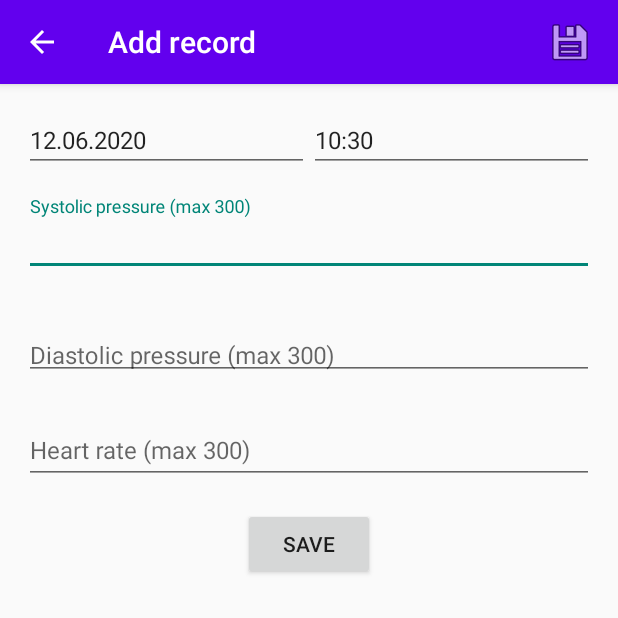
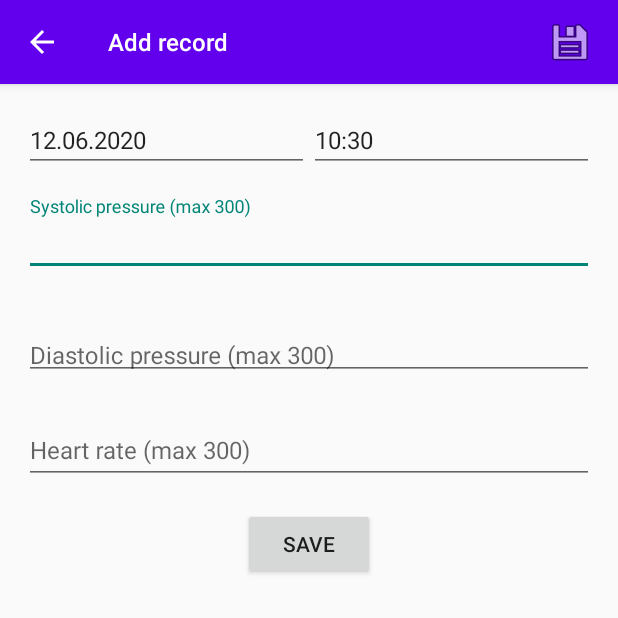
Before and after one commit to Tuu-Tikki/Diary, an Android app: the AddRecord screen opened directly, with no data from a screen before it, on a phone screen of 412 x 824 dp, the top half of it. Run offline under Robolectric (Android 15) with nearby library versions, the phone set to English and light mode, and no system bars; our stand-ins replace Room's generated code.

Commit message:
made the textSize for the Toolbar to correspond the screen size

```diff
--- a/app/src/main/res/layout/activity_add_record.xml
+++ b/app/src/main/res/layout/activity_add_record.xml
@@ -14,6 +14,7 @@
         android:background="@color/colorPrimary"
         android:elevation="4dp"
         android:theme="@style/ThemeOverlay.AppCompat.Dark.ActionBar"
+        app:titleTextAppearance="@style/Toolbar.TitleText"
         app:layout_constraintEnd_toEndOf="parent"
         app:layout_constraintStart_toStartOf="parent"
         app:layout_constraintTop_toTopOf="parent"
--- a/app/src/main/res/layout/activity_alarm_and_notification.xml
+++ b/app/src/main/res/layout/activity_alarm_and_notification.xml
@@ -13,6 +13,7 @@
         android:background="@color/colorPrimary"
         android:elevation="4dp"
         android:theme="@style/ThemeOverlay.AppCompat.Dark.ActionBar"
+        app:titleTextAppearance="@style/Toolbar.TitleText"
         app:layout_constraintEnd_toEndOf="parent"
         app:layout_constraintStart_toStartOf="parent"
         app:layout_constraintTop_toTopOf="parent"
--- a/app/src/main/res/layout/activity_main.xml
+++ b/app/src/main/res/layout/activity_main.xml
@@ -14,6 +14,7 @@
         android:background="@color/colorPrimary"
         android:elevation="4dp"
         android:theme="@style/ThemeOverlay.AppCompat.Dark.ActionBar"
+        app:titleTextAppearance="@style/Toolbar.TitleText"
         app:layout_constraintEnd_toEndOf="parent"
         app:layout_constraintStart_toStartOf="parent"
         app:layout_constraintTop_toTopOf="parent"
@@ -27,7 +28,7 @@
             android:background="@android:color/transparent"
             android:contentDescription="@string/create_alarm"
             android:padding="@dimen/table_padding_double"
-            android:scaleType="centerCrop"
+            android:scaleType="fitCenter"
             android:src="@android:drawable/ic_lock_idle_alarm"
             android:text="@string/create_alarm_button"
             tools:layout_editor_absoluteX="355dp" />
--- a/app/src/main/res/values-large/dimens.xml
+++ b/app/src/main/res/values-large/dimens.xml
@@ -1,5 +1,5 @@
 <?xml version="1.0" encoding="utf-8"?>
 <resources>
-    <dimen name="font_size">30dp</dimen>
-    <dimen name="button_font_size">24dp</dimen>
+    <dimen name="font_size">24dp</dimen>
+    <dimen name="button_font_size">18dp</dimen>
 </resources>
--- a/app/src/main/res/values/styles.xml
+++ b/app/src/main/res/values/styles.xml
@@ -7,5 +7,7 @@
         <item name="colorPrimaryDark">@color/colorPrimaryDark</item>
         <item name="colorAccent">@color/colorAccent</item>
     </style>
-
+    <style name="Toolbar.TitleText" parent="TextAppearance.AppCompat.Widget.ActionBar.Title">
+        <item name="android:textSize">@dimen/font_size</item>
+    </style>
 </resources>
```
